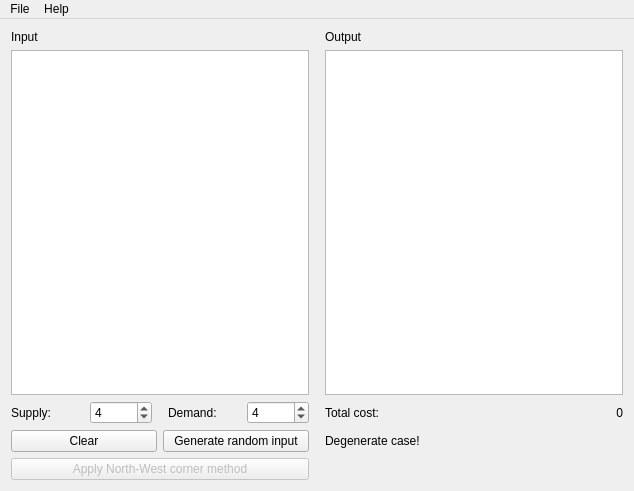
First picture: the form in app/mainwindow.ui, repository broadwaylamb/TransportationProblem, before the edit.
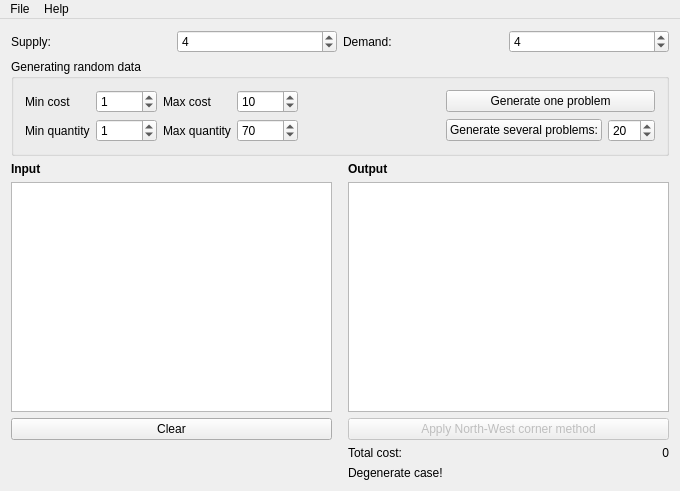
Second picture: the form after the edit.

Commit message: Implement batch generation

What changed in the file:
```diff
--- a/app/mainwindow.ui
+++ b/app/mainwindow.ui
@@ -6,7 +6,7 @@
    <rect>
     <x>0</x>
     <y>0</y>
-    <width>634</width>
+    <width>680</width>
     <height>491</height>
    </rect>
   </property>
@@ -21,12 +21,209 @@
     <bool>false</bool>
    </property>
    <layout class="QGridLayout" name="gridLayout_2">
-    <item row="0" column="0">
-     <layout class="QGridLayout" name="gridLayout">
+    <item row="1" column="0">
+     <layout class="QVBoxLayout" name="verticalLayout">
+      <item>
+       <widget class="QGroupBox" name="groupBox">
+        <property name="title">
+         <string>Generating random data</string>
+        </property>
+        <layout class="QGridLayout" name="gridLayout_4">
+         <item row="1" column="0">
+          <layout class="QGridLayout" name="gridLayout_3">
+           <item row="1" column="2">
+            <widget class="QLabel" name="max_cost_label">
+             <property name="text">
+              <string>Max cost</string>
+             </property>
+            </widget>
+           </item>
+           <item row="5" column="1">
+            <widget class="QSpinBox" name="min_quantity_spin">
+             <property name="maximum">
+              <number>30000</number>
+             </property>
+             <property name="value">
+              <number>1</number>
+             </property>
+            </widget>
+           </item>
+           <item row="5" column="4">
+            <spacer name="horizontalSpacer_2">
+             <property name="orientation">
+              <enum>Qt::Horizontal</enum>
+             </property>
+             <property name="sizeHint" stdset="0">
+              <size>
+               <width>40</width>
+               <height>20</height>
+              </size>
+             </property>
+            </spacer>
+           </item>
+           <item row="5" column="0">
+            <widget class="QLabel" name="min_quantity_label">
+             <property name="text">
+              <string>Min quantity</string>
+             </property>
+            </widget>
+           </item>
+           <item row="5" column="2">
+            <widget class="QLabel" name="max_quantity_label">
+             <property name="text">
+              <string>Max quantity</string>
+             </property>
+            </widget>
+           </item>
+           <item row="1" column="4">
+            <spacer name="horizontalSpacer">
+             <property name="orientation">
+              <enum>Qt::Horizontal</enum>
+             </property>
+             <property name="sizeHint" stdset="0">
+              <size>
+               <width>40</width>
+               <height>20</height>
+              </size>
+             </property>
+            </spacer>
+           </item>
+           <item row="5" column="5">
+            <layout class="QHBoxLayout" name="horizontalLayout_3">
+             <item>
+              <widget class="QPushButton" name="batch_generate_button">
+               <property name="text">
+                <string>Generate several problems:</string>
+               </property>
+              </widget>
+             </item>
+             <item>
+              <widget class="QSpinBox" name="batch_generate_spin">
+               <property name="minimum">
+                <number>1</number>
+               </property>
+               <property name="maximum">
+                <number>500</number>
+               </property>
+               <property name="value">
+                <number>20</number>
+               </property>
+              </widget>
+             </item>
+            </layout>
+           </item>
+           <item row="1" column="0">
+            <widget class="QLabel" name="min_cost_label">
+             <property name="text">
+              <string>Min cost</string>
+             </property>
+            </widget>
+           </item>
+           <item row="1" column="3">
+            <widget class="QSpinBox" name="max_cost_spin">
+             <property name="maximum">
+              <number>30000</number>
+             </property>
+             <property name="value">
+              <number>10</number>
+             </property>
+            </widget>
+           </item>
+           <item row="5" column="3">
+            <widget class="QSpinBox" name="max_quantity_spin">
+             <property name="maximum">
+              <number>30000</number>
+             </property>
+             <property name="value">
+              <number>70</number>
+             </property>
+            </widget>
+           </item>
+           <item row="1" column="1">
+            <widget class="QSpinBox" name="min_cost_spin">
+             <property name="maximum">
+              <number>30000</number>
+             </property>
+             <property name="value">
+              <number>1</number>
+             </property>
+            </widget>
+           </item>
+           <item row="1" column="5">
+            <layout class="QHBoxLayout" name="horizontalLayout_4">
+             <item>
+              <widget class="QPushButton" name="generate_random_input_button">
+               <property name="text">
+                <string>Generate one problem</string>
+               </property>
+              </widget>
+             </item>
+            </layout>
+           </item>
+          </layout>
+         </item>
+        </layout>
+       </widget>
+      </item>
+     </layout>
+    </item>
+    <item row="6" column="0">
+     <layout class="QGridLayout" name="gridLayout" rowstretch="0,0,0,0,0,0,0,0,0,0,0,0,0" columnstretch="0,0">
       <property name="horizontalSpacing">
        <number>16</number>
       </property>
-      <item row="6" column="0">
+      <item row="0" column="1">
+       <widget class="QLabel" name="output_label">
+        <property name="font">
+         <font>
+          <weight>75</weight>
+          <bold>true</bold>
+         </font>
+        </property>
+        <property name="text">
+         <string>Output</string>
+        </property>
+       </widget>
+      </item>
+      <item row="4" column="1">
+       <widget class="QTableView" name="output_table">
+        <property name="editTriggers">
+         <set>QAbstractItemView::NoEditTriggers</set>
+        </property>
+        <property name="gridStyle">
+         <enum>Qt::DotLine</enum>
+        </property>
+        <property name="wordWrap">
+         <bool>false</bool>
+        </property>
+        <attribute name="horizontalHeaderVisible">
+         <bool>false</bool>
+        </attribute>
+        <attribute name="verticalHeaderVisible">
+         <bool>false</bool>
+        </attribute>
+       </widget>
+      </item>
+      <item row="4" column="0">
+       <widget class="QTableView" name="input_table">
+        <property name="gridStyle">
+         <enum>Qt::DotLine</enum>
+        </property>
+        <property name="wordWrap">
+         <bool>false</bool>
+        </property>
+        <attribute name="horizontalHeaderVisible">
+         <bool>false</bool>
+        </attribute>
+        <attribute name="verticalHeaderVisible">
+         <bool>false</bool>
+        </attribute>
+        <attribute name="verticalHeaderDefaultSectionSize">
+         <number>39</number>
+        </attribute>
+       </widget>
+      </item>
+      <item row="7" column="1">
        <widget class="QPushButton" name="solve_button">
         <property name="enabled">
          <bool>false</bool>
@@ -38,19 +235,38 @@
       </item>
       <item row="0" column="0">
        <widget class="QLabel" name="input_label">
+        <property name="font">
+         <font>
+          <weight>75</weight>
+          <bold>true</bold>
+         </font>
+        </property>
         <property name="text">
          <string>Input</string>
         </property>
        </widget>
       </item>
-      <item row="0" column="1">
-       <widget class="QLabel" name="output_label">
+      <item row="7" column="0">
+       <widget class="QPushButton" name="clear_button">
         <property name="text">
-         <string>Output</string>
+         <string>Clear</string>
         </property>
+        <property name="autoDefault">
+         <bool>false</bool>
+        </property>
+        <property name="flat">
+         <bool>false</bool>
+        </property>
        </widget>
       </item>
-      <item row="3" column="1">
+      <item row="12" column="1">
+       <widget class="QLabel" name="degenerate_case_label">
+        <property name="text">
+         <string>Degenerate case!</string>
+        </property>
+       </widget>
+      </item>
+      <item row="9" column="1">
        <layout class="QHBoxLayout" name="horizontalLayout_2">
         <item>
          <widget class="QLabel" name="total_cost">
@@ -71,109 +287,49 @@
         </item>
        </layout>
       </item>
-      <item row="3" column="0">
-       <layout class="QHBoxLayout" name="horizontalLayout_3">
-        <property name="spacing">
-         <number>16</number>
+     </layout>
+    </item>
+    <item row="0" column="0">
+     <layout class="QHBoxLayout" name="horizontalLayout">
+      <item>
+       <widget class="QLabel" name="supply_label">
+        <property name="text">
+         <string>Supply:</string>
         </property>
-        <item>
-         <widget class="QLabel" name="supply_label">
-          <property name="text">
-           <string>Supply:</string>
-          </property>
-         </widget>
-        </item>
-        <item>
-         <widget class="QSpinBox" name="supply_spin">
-          <property name="minimum">
-           <number>2</number>
-          </property>
-          <property name="maximum">
-           <number>20</number>
-          </property>
-          <property name="value">
-           <number>4</number>
-          </property>
-         </widget>
-        </item>
-        <item>
-         <widget class="QLabel" name="demand_label">
-          <property name="text">
-           <string>Demand:</string>
-          </property>
-         </widget>
-        </item>
-        <item>
-         <widget class="QSpinBox" name="demand_spin">
-          <property name="minimum">
-           <number>2</number>
-          </property>
-          <property name="maximum">
-           <number>20</number>
-          </property>
-          <property name="value">
-           <number>4</number>
-          </property>
-         </widget>
-        </item>
-       </layout>
+       </widget>
       </item>
-      <item row="2" column="1">
-       <widget class="QTableView" name="output_table">
-        <property name="editTriggers">
-         <set>QAbstractItemView::NoEditTriggers</set>
+      <item>
+       <widget class="QSpinBox" name="supply_spin">
+        <property name="minimum">
+         <number>2</number>
         </property>
-        <property name="gridStyle">
-         <enum>Qt::DotLine</enum>
+        <property name="maximum">
+         <number>20</number>
         </property>
-        <property name="wordWrap">
-         <bool>false</bool>
+        <property name="value">
+         <number>4</number>
         </property>
        </widget>
       </item>
-      <item row="2" column="0">
-       <widget class="QTableView" name="input_table">
-        <property name="gridStyle">
-         <enum>Qt::DotLine</enum>
-        </property>
-        <property name="wordWrap">
-         <bool>false</bool>
-        </property>
-       </widget>
-      </item>
-      <item row="4" column="1">
-       <widget class="QLabel" name="degenerate_case_label">
+      <item>
+       <widget class="QLabel" name="demand_label">
         <property name="text">
-         <string>Degenerate case!</string>
+         <string>Demand:</string>
         </property>
        </widget>
       </item>
-      <item row="4" column="0">
-       <layout class="QHBoxLayout" name="horizontalLayout">
-        <property name="leftMargin">
-         <number>0</number>
+      <item>
+       <widget class="QSpinBox" name="demand_spin">
+        <property name="minimum">
+         <number>2</number>
         </property>
-        <item>
-         <widget class="QPushButton" name="clear_button">
-          <property name="text">
-           <string>Clear</string>
-          </property>
-          <property name="autoDefault">
-           <bool>false</bool>
-          </property>
-          <property name="flat">
-           <bool>false</bool>
-          </property>
-         </widget>
-        </item>
-        <item>
-         <widget class="QPushButton" name="generate_random_input_button">
-          <property name="text">
-           <string>Generate random input</string>
-          </property>
-         </widget>
-        </item>
-       </layout>
+        <property name="maximum">
+         <number>20</number>
+        </property>
+        <property name="value">
+         <number>4</number>
+        </property>
+       </widget>
       </item>
      </layout>
     </item>
@@ -184,7 +340,7 @@
     <rect>
      <x>0</x>
      <y>0</y>
-     <width>634</width>
+     <width>680</width>
      <height>22</height>
     </rect>
    </property>
```
Left out of the diff: 3 changed lines with no effect on the pictures. The commit also changes 15 other files.
